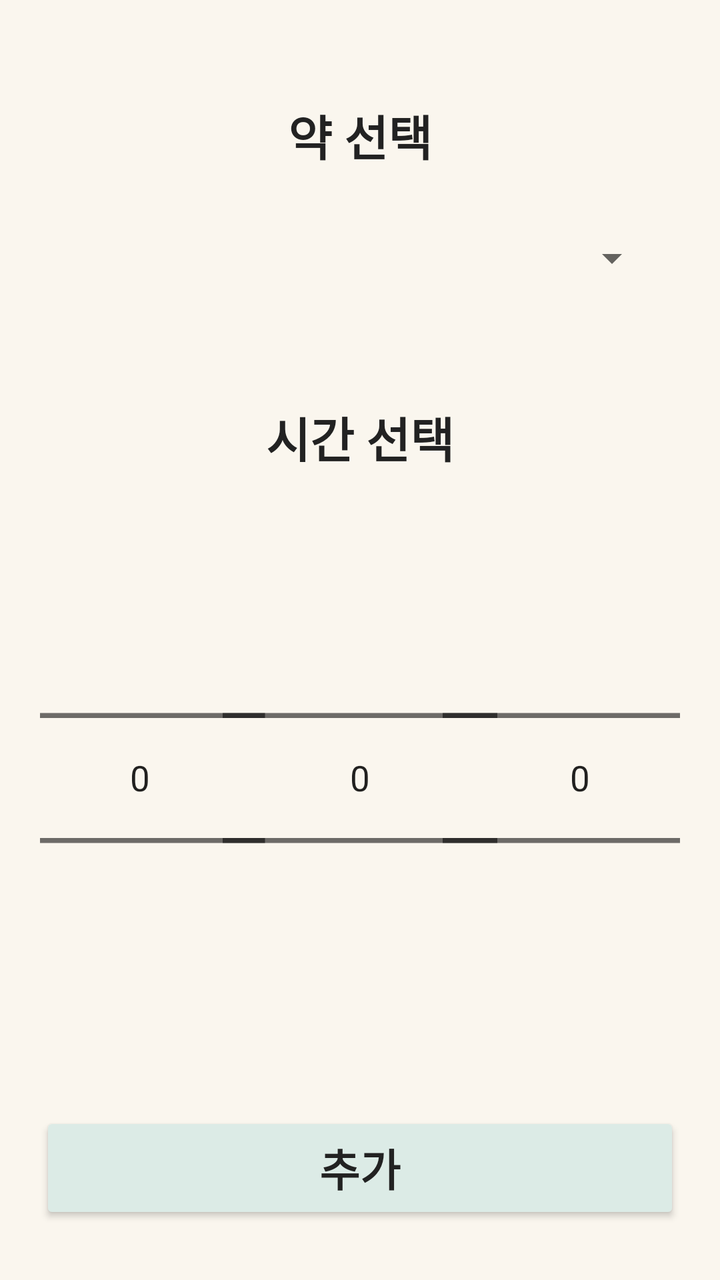
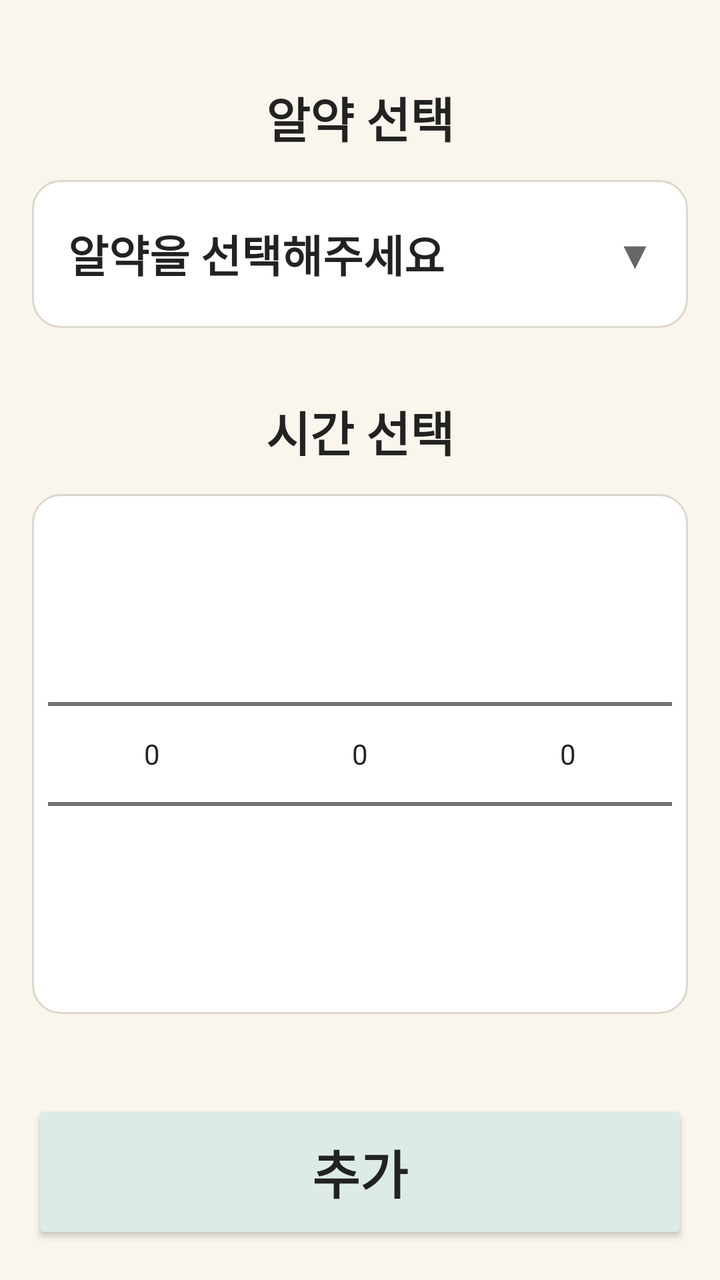

Two renders of the same Android screen: before a commit and after it. Below are the layout's source before the change and the commit's diff.
<!-- AndroidManifest.xml: application theme Theme.Medicell -->
<!-- res/layout/activity_add_alarm.xml -->
<?xml version="1.0" encoding="utf-8"?>
<LinearLayout xmlns:android="http://schemas.android.com/apk/res/android"
    android:layout_width="match_parent"
    android:layout_height="match_parent"
    android:background="#FAF6EE"
    android:orientation="vertical"
    android:padding="20dp">

    <LinearLayout
        android:layout_width="match_parent"
        android:layout_height="0dp"
        android:layout_weight="1"
        android:gravity="center"
        android:orientation="vertical">

        <TextView
            android:layout_width="wrap_content"
            android:layout_height="wrap_content"
            android:layout_marginBottom="14dp"
            android:text="@string/pill_select"
            android:textColor="#222222"
            android:textSize="24sp"
            android:textStyle="bold" />

        <Spinner
            android:id="@+id/spPill"
            android:layout_width="300dp"
            android:layout_height="wrap_content"
            android:layout_marginBottom="42dp"
            android:minHeight="60dp" />

        <TextView
            android:layout_width="wrap_content"
            android:layout_height="wrap_content"
            android:layout_marginBottom="28dp"
            android:text="@string/time_select"
            android:textColor="#222222"
            android:textSize="24sp"
            android:textStyle="bold" />

        <LinearLayout
            android:layout_width="wrap_content"
            android:layout_height="wrap_content"
            android:gravity="center"
            android:orientation="horizontal">

            <NumberPicker
                android:id="@+id/npAmPm"
                android:layout_width="110dp"
                android:layout_height="250dp"
                android:scaleX="1.25"
                android:scaleY="1.25" />

            <NumberPicker
                android:id="@+id/npHour"
                android:layout_width="110dp"
                android:layout_height="250dp"
                android:scaleX="1.25"
                android:scaleY="1.25" />

            <NumberPicker
                android:id="@+id/npMinute"
                android:layout_width="110dp"
                android:layout_height="250dp"
                android:scaleX="1.25"
                android:scaleY="1.25" />
        </LinearLayout>
    </LinearLayout>

    <Button
        android:id="@+id/btnAdd"
        android:layout_width="match_parent"
        android:layout_height="56dp"
        android:layout_marginTop="12dp"
        android:layout_marginBottom="8dp"
        android:backgroundTint="#DCEBE6"
        android:text="@string/add"
        android:textColor="#222222"
        android:textSize="22sp"
        android:textStyle="bold" />

</LinearLayout>
<!-- resources referenced by this layout -->
<resources>
  <string name="add">추가</string>
  <string name="pill_select">약 선택</string>
  <string name="time_select">시간 선택</string>
  <style name="Theme.Medicell" parent="Theme.AppCompat.DayNight.NoActionBar">
          <item name="colorPrimary">@color/purple_500</item>
          <item name="colorPrimaryDark">@color/purple_700</item>
          <item name="colorAccent">@color/teal_200</item>
      </style>
  <color name="purple_500">#FF6200EE</color>
  <color name="purple_700">#FF3700B3</color>
  <color name="teal_200">#FF03DAC5</color>
</resources>

<!-- the commit's change to res/layout/activity_add_alarm.xml (unified diff, before → after) -->
@@ -4,79 +4,116 @@
     android:layout_height="match_parent"
     android:background="#FAF6EE"
     android:orientation="vertical"
-    android:padding="20dp">
+    android:paddingStart="16dp"
+    android:paddingTop="16dp"
+    android:paddingEnd="16dp"
+    android:paddingBottom="12dp">
 
     <LinearLayout
         android:layout_width="match_parent"
         android:layout_height="0dp"
         android:layout_weight="1"
-        android:gravity="center"
+        android:gravity="center_vertical"
         android:orientation="vertical">
 
         <TextView
-            android:layout_width="wrap_content"
+            android:layout_width="match_parent"
             android:layout_height="wrap_content"
-            android:layout_marginBottom="14dp"
+            android:gravity="center"
             android:text="@string/pill_select"
             android:textColor="#222222"
             android:textSize="24sp"
             android:textStyle="bold" />
 
-        <Spinner
-            android:id="@+id/spPill"
-            android:layout_width="300dp"
+        <LinearLayout
+            android:id="@+id/selectPillBox"
+            android:layout_width="match_parent"
             android:layout_height="wrap_content"
-            android:layout_marginBottom="42dp"
-            android:minHeight="60dp" />
+            android:layout_marginTop="14dp"
+            android:background="@drawable/bg_select_box"
+            android:gravity="center_vertical"
+            android:minHeight="74dp"
+            android:orientation="horizontal"
+            android:paddingStart="18dp"
+            android:paddingTop="14dp"
+            android:paddingEnd="18dp"
+            android:paddingBottom="14dp">
+
+            <TextView
+                android:id="@+id/tvSelectedPill"
+                android:layout_width="0dp"
+                android:layout_height="wrap_content"
+                android:layout_weight="1"
+                android:ellipsize="end"
+                android:maxLines="2"
+                android:text="알약을 선택해주세요"
+                android:textColor="#222222"
+                android:textSize="22sp"
+                android:textStyle="bold" />
+
+            <TextView
+                android:layout_width="wrap_content"
+                android:layout_height="wrap_content"
+                android:layout_marginStart="12dp"
+                android:text="▼"
+                android:textColor="#666666"
+                android:textSize="18sp"
+                android:textStyle="bold" />
+        </LinearLayout>
 
         <TextView
-            android:layout_width="wrap_content"
+            android:layout_width="match_parent"
             android:layout_height="wrap_content"
-            android:layout_marginBottom="28dp"
+            android:layout_marginTop="34dp"
+            android:gravity="center"
             android:text="@string/time_select"
             android:textColor="#222222"
             android:textSize="24sp"
             android:textStyle="bold" />
 
         <LinearLayout
-            android:layout_width="wrap_content"
+            android:layout_width="match_parent"
             android:layout_height="wrap_content"
+            android:layout_marginTop="14dp"
+            android:background="@drawable/bg_select_box"
             android:gravity="center"
-            android:orientation="horizontal">
+            android:orientation="horizontal"
+            android:paddingStart="8dp"
+            android:paddingTop="20dp"
+            android:paddingEnd="8dp"
+            android:paddingBottom="20dp">
 
             <NumberPicker
                 android:id="@+id/npAmPm"
-                android:layout_width="110dp"
-                android:layout_height="250dp"
-                android:scaleX="1.25"
-                android:scaleY="1.25" />
+                android:layout_width="0dp"
+                android:layout_height="220dp"
+                android:layout_weight="1" />
 
             <NumberPicker
                 android:id="@+id/npHour"
-                android:layout_width="110dp"
-                android:layout_height="250dp"
-                android:scaleX="1.25"
-                android:scaleY="1.25" />
+                android:layout_width="0dp"
+                android:layout_height="220dp"
+                android:layout_weight="1" />
 
             <NumberPicker
                 android:id="@+id/npMinute"
-                android:layout_width="110dp"
-                android:layout_height="250dp"
-                android:scaleX="1.25"
-                android:scaleY="1.25" />
+                android:layout_width="0dp"
+                android:layout_height="220dp"
+                android:layout_weight="1" />
         </LinearLayout>
     </LinearLayout>
 
     <Button
         android:id="@+id/btnAdd"
         android:layout_width="match_parent"
-        android:layout_height="56dp"
-        android:layout_marginTop="12dp"
-        android:layout_marginBottom="8dp"
+        android:layout_height="72dp"
+        android:layout_marginTop="18dp"
+        android:layout_marginBottom="6dp"
         android:backgroundTint="#DCEBE6"
+        android:minHeight="72dp"
         android:text="@string/add"
         android:textColor="#222222"
-        android:textSize="22sp"
+        android:textSize="26sp"
         android:textStyle="bold" />
 
 </LinearLayout>
<!-- resource entries referenced after the edit -->
@@ -1,7 +1,21 @@
 <!-- resources referenced by this layout -->
 <resources>
+  <!-- drawable bg_select_box (drawable) -->
+  <?xml version="1.0" encoding="utf-8"?>
+  <shape xmlns:android="http://schemas.android.com/apk/res/android"
+      android:shape="rectangle">
+  
+      <solid android:color="#FFFFFF" />
+  
+      <stroke
+          android:width="1dp"
+          android:color="#DDD7CC" />
+  
+      <corners android:radius="14dp" />
+  
+  </shape>
   <string name="add">추가</string>
-  <string name="pill_select">약 선택</string>
+  <string name="pill_select">알약 선택</string>
   <string name="time_select">시간 선택</string>
   <style name="Theme.Medicell" parent="Theme.AppCompat.DayNight.NoActionBar">
           <item name="colorPrimary">@color/purple_500</item>
